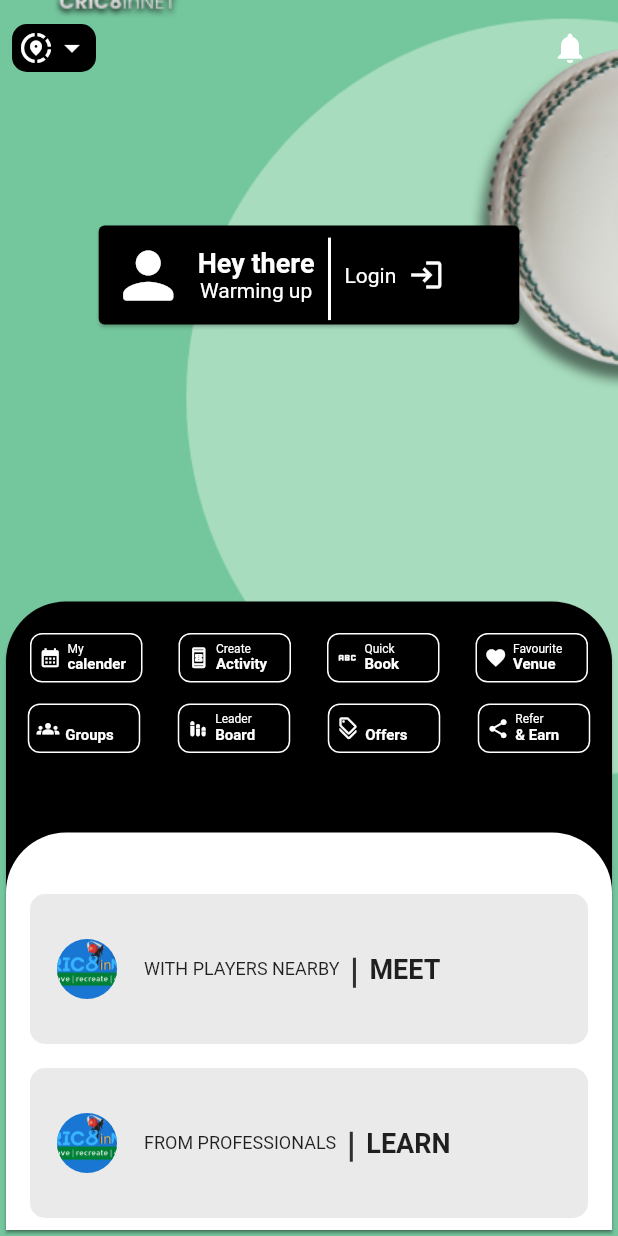
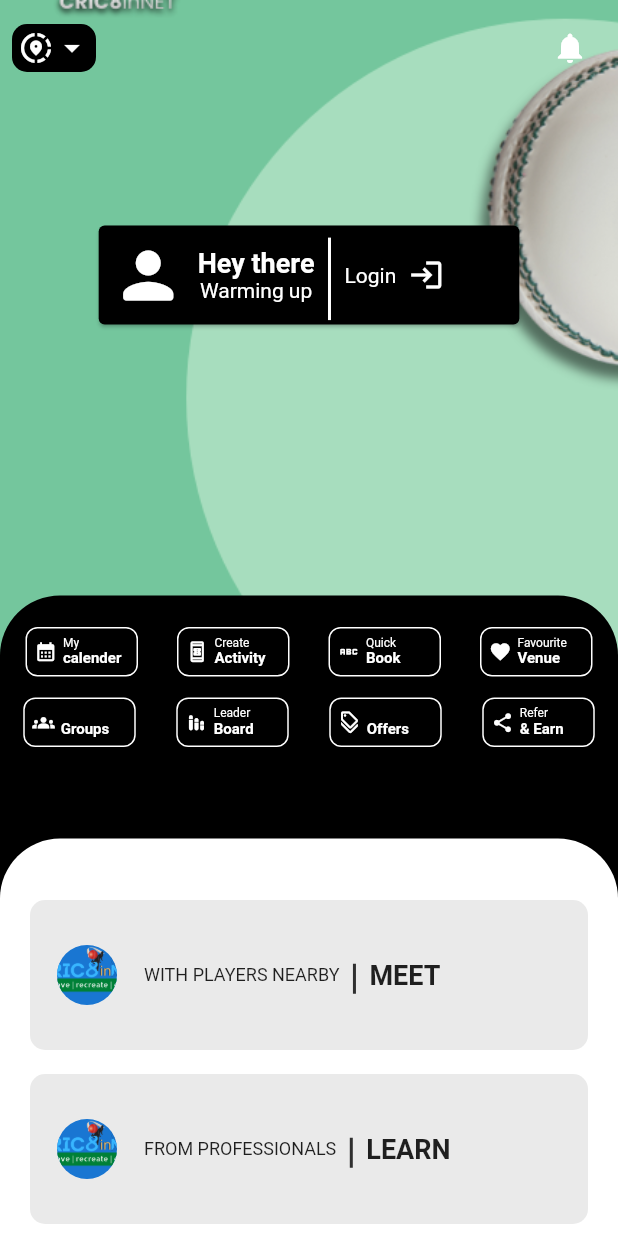
Before and after one commit to Hemant301/cric8hemant, a Flutter app: the HomePage screen opened by its route, on a phone screen of 412 x 824 dp. Run offline on Flutter 3.47's test engine with Material 2 defaults, Android fonts, the phone set to English and light mode, and no system bars; our stand-ins replace bottom_navy_bar, fluttertoast, google_fonts, lottie, rxdart, shared_preferences and 1 more; missing offline and left inert: video_thumbnail; accounts and stored records are empty.

Commit message:
padding correction

```diff
--- a/lib/screen/home.dart
+++ b/lib/screen/home.dart
@@ -154,11 +154,11 @@ class HomePage extends StatelessWidget {
             Align(
               alignment: Alignment.bottomCenter,
               child: SizedBox(
-              width: double.maxFinite,
+                width: MediaQuery.of(context).size.width,
                 height: MediaQuery.of(context).size.height / 2 + 15,
-              child: Card(
+                child: Container(
+                    decoration: BoxDecoration(
                         color: Colors.black,
-                  shape: const RoundedRectangleBorder(
                         borderRadius: BorderRadius.only(
                             topLeft: Radius.circular(40.0),
                             topRight: Radius.circular(40.0))),
@@ -240,9 +240,9 @@ class HomePage extends StatelessWidget {
                 child: SizedBox(
                   width: double.maxFinite,
                   // height: MediaQuery.of(context).size.height * 0.37,
-                child: Card(
+                  child: Container(
+                      decoration: BoxDecoration(
                           color: Colors.white,
-                    shape: const RoundedRectangleBorder(
                           borderRadius: BorderRadius.only(
                               topLeft: Radius.circular(40.0),
                               topRight: Radius.circular(40.0))),
@@ -352,7 +352,8 @@ class HomePage extends StatelessWidget {
             ),
           ],
         ),
-    ));
+      ),
+    );
   }
 }
 
```
Lines whose indentation alone changed are shown as unchanged.
